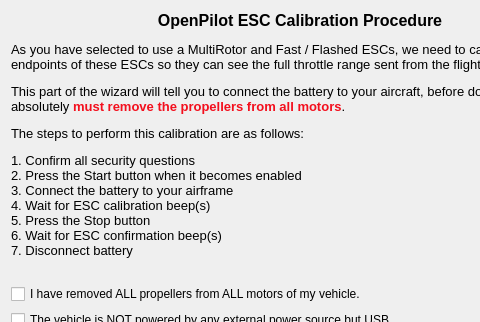
This is ground/openpilotgcs/src/plugins/setupwizard/pages/esccalibrationpage.ui in openpilot/OpenPilot as Qt 5 draws it before an edit; both pictures show x 0 to 480 and y 0 to 322 of the 600 by 500 pixel window. The edited form follows.
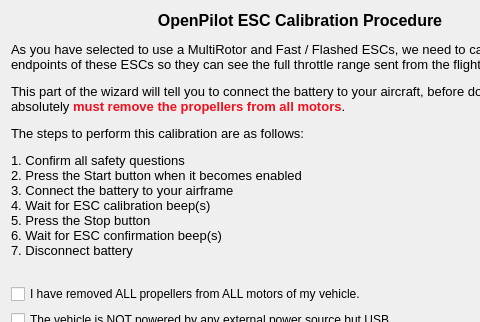
This is the edited form.

Commit message: OP-1512 Changed wording in ESC calibration dialog.

```diff
--- a/ground/openpilotgcs/src/plugins/setupwizard/pages/esccalibrationpage.ui
+++ b/ground/openpilotgcs/src/plugins/setupwizard/pages/esccalibrationpage.ui
@@ -17,7 +17,7 @@
    <item>
     <widget class="QLabel" name="label">
      <property name="text">
-      <string>&lt;html&gt;&lt;head/&gt;&lt;body&gt;&lt;p align=&quot;center&quot;&gt;&lt;span style=&quot; font-size:12pt; font-weight:600;&quot;&gt;OpenPilot ESC Calibration Procedure&lt;/span&gt;&lt;/p&gt;&lt;p&gt;&lt;span style=&quot; font-size:10pt;&quot;&gt;As you have selected to use a MultiRotor and Fast / Flashed ESCs, we need to calibrate the endpoints of these ESCs so they can see the full throttle range sent from the flight controller. &lt;/span&gt;&lt;/p&gt;&lt;p&gt;&lt;span style=&quot; font-size:10pt;&quot;&gt;This part of the wizard will tell you to connect the battery to your aircraft, before doing so you absolutely &lt;/span&gt;&lt;span style=&quot; font-size:10pt; font-weight:600; color:#f30f1d;&quot;&gt;must remove the propellers from all motors&lt;/span&gt;&lt;span style=&quot; font-size:10pt;&quot;&gt;. &lt;/span&gt;&lt;/p&gt;&lt;p&gt;&lt;span style=&quot; font-size:10pt;&quot;&gt;The steps to perform this calibration are as follows:&lt;/span&gt;&lt;/p&gt;&lt;p&gt;&lt;span style=&quot; font-size:10pt;&quot;&gt;1. Confirm all security questions&lt;br/&gt;2. Press the Start button when it becomes enabled&lt;br/&gt;3. Connect the battery to your airframe&lt;br/&gt;4. Wait for ESC calibration beep(s)&lt;br/&gt;5. Press the Stop button&lt;br/&gt;6. Wait for ESC confirmation beep(s)&lt;br/&gt;7. Disconnect battery&lt;/span&gt;&lt;/p&gt;&lt;/body&gt;&lt;/html&gt;</string>
+      <string>&lt;html&gt;&lt;head/&gt;&lt;body&gt;&lt;p align=&quot;center&quot;&gt;&lt;span style=&quot; font-size:12pt; font-weight:600;&quot;&gt;OpenPilot ESC Calibration Procedure&lt;/span&gt;&lt;/p&gt;&lt;p&gt;&lt;span style=&quot; font-size:10pt;&quot;&gt;As you have selected to use a MultiRotor and Fast / Flashed ESCs, we need to calibrate the endpoints of these ESCs so they can see the full throttle range sent from the flight controller. &lt;/span&gt;&lt;/p&gt;&lt;p&gt;&lt;span style=&quot; font-size:10pt;&quot;&gt;This part of the wizard will tell you to connect the battery to your aircraft, before doing so you absolutely &lt;/span&gt;&lt;span style=&quot; font-size:10pt; font-weight:600; color:#f30f1d;&quot;&gt;must remove the propellers from all motors&lt;/span&gt;&lt;span style=&quot; font-size:10pt;&quot;&gt;. &lt;/span&gt;&lt;/p&gt;&lt;p&gt;&lt;span style=&quot; font-size:10pt;&quot;&gt;The steps to perform this calibration are as follows:&lt;/span&gt;&lt;/p&gt;&lt;p&gt;&lt;span style=&quot; font-size:10pt;&quot;&gt;1. Confirm all safety questions&lt;br/&gt;2. Press the Start button when it becomes enabled&lt;br/&gt;3. Connect the battery to your airframe&lt;br/&gt;4. Wait for ESC calibration beep(s)&lt;br/&gt;5. Press the Stop button&lt;br/&gt;6. Wait for ESC confirmation beep(s)&lt;br/&gt;7. Disconnect battery&lt;/span&gt;&lt;/p&gt;&lt;/body&gt;&lt;/html&gt;</string>
      </property>
      <property name="alignment">
       <set>Qt::AlignLeading|Qt::AlignLeft|Qt::AlignTop</set>
```
